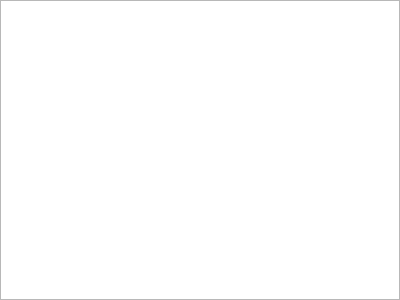
Old version of the form designs/xml/vault_tab.ui in the repository daniel-deru/WorkMate-3.0.
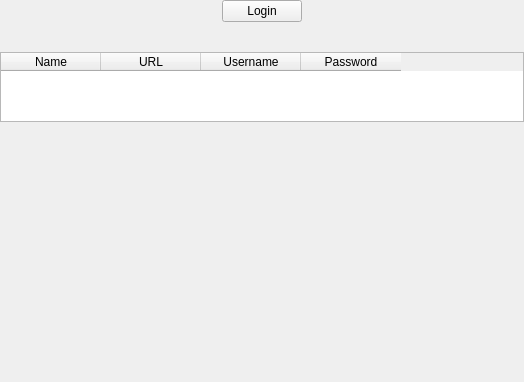
New version of the form.

Commit message: added login and register forms. added vault settings in settings tab. added tablewidget in vault tab

Patch:
```diff
--- a/designs/xml/vault_tab.ui
+++ b/designs/xml/vault_tab.ui
@@ -6,10 +6,16 @@
    <rect>
     <x>0</x>
     <y>0</y>
-    <width>400</width>
-    <height>300</height>
+    <width>524</width>
+    <height>382</height>
    </rect>
   </property>
+  <property name="sizePolicy">
+   <sizepolicy hsizetype="Maximum" vsizetype="Maximum">
+    <horstretch>0</horstretch>
+    <verstretch>0</verstretch>
+   </sizepolicy>
+  </property>
   <property name="windowTitle">
    <string>Form</string>
   </property>
@@ -17,6 +23,9 @@
    <property name="spacing">
     <number>0</number>
    </property>
+   <property name="sizeConstraint">
+    <enum>QLayout::SetMaximumSize</enum>
+   </property>
    <property name="leftMargin">
     <number>0</number>
    </property>
@@ -30,7 +39,111 @@
     <number>0</number>
    </property>
    <item>
-    <widget class="QTableWidget" name="tbl_vault"/>
+    <layout class="QHBoxLayout" name="hbox_login" stretch="0,0,0">
+     <property name="leftMargin">
+      <number>0</number>
+     </property>
+     <property name="topMargin">
+      <number>0</number>
+     </property>
+     <property name="rightMargin">
+      <number>0</number>
+     </property>
+     <property name="bottomMargin">
+      <number>30</number>
+     </property>
+     <item>
+      <spacer name="horizontalSpacer">
+       <property name="orientation">
+        <enum>Qt::Horizontal</enum>
+       </property>
+       <property name="sizeHint" stdset="0">
+        <size>
+         <width>40</width>
+         <height>20</height>
+        </size>
+       </property>
+      </spacer>
+     </item>
+     <item>
+      <widget class="QPushButton" name="btn_login">
+       <property name="text">
+        <string>Login</string>
+       </property>
+      </widget>
+     </item>
+     <item>
+      <spacer name="horizontalSpacer_2">
+       <property name="orientation">
+        <enum>Qt::Horizontal</enum>
+       </property>
+       <property name="sizeHint" stdset="0">
+        <size>
+         <width>40</width>
+         <height>20</height>
+        </size>
+       </property>
+      </spacer>
+     </item>
+    </layout>
+   </item>
+   <item>
+    <widget class="QTableWidget" name="tbl_vault">
+     <property name="sizePolicy">
+      <sizepolicy hsizetype="Preferred" vsizetype="Preferred">
+       <horstretch>0</horstretch>
+       <verstretch>0</verstretch>
+      </sizepolicy>
+     </property>
+     <property name="sizeAdjustPolicy">
+      <enum>QAbstractScrollArea::AdjustToContentsOnFirstShow</enum>
+     </property>
+     <property name="rowCount">
+      <number>0</number>
+     </property>
+     <attribute name="horizontalHeaderVisible">
+      <bool>true</bool>
+     </attribute>
+     <attribute name="horizontalHeaderCascadingSectionResizes">
+      <bool>false</bool>
+     </attribute>
+     <attribute name="verticalHeaderHighlightSections">
+      <bool>true</bool>
+     </attribute>
+     <column>
+      <property name="text">
+       <string>Name</string>
+      </property>
+     </column>
+     <column>
+      <property name="text">
+       <string>URL</string>
+      </property>
+     </column>
+     <column>
+      <property name="text">
+       <string>Username</string>
+      </property>
+     </column>
+     <column>
+      <property name="text">
+       <string>Password</string>
+      </property>
+     </column>
+    </widget>
+   </item>
+   <item>
+    <spacer name="verticalSpacer">
+     <property name="orientation">
+      <enum>Qt::Vertical</enum>
+     </property>
+     <property name="sizeHint" stdset="0">
+      <size>
+       <width>20</width>
+       <height>40</height>
+      </size>
+     </property>
+    </spacer>
    </item>
   </layout>
  </widget>
```
The commit also changes 31 other files.
